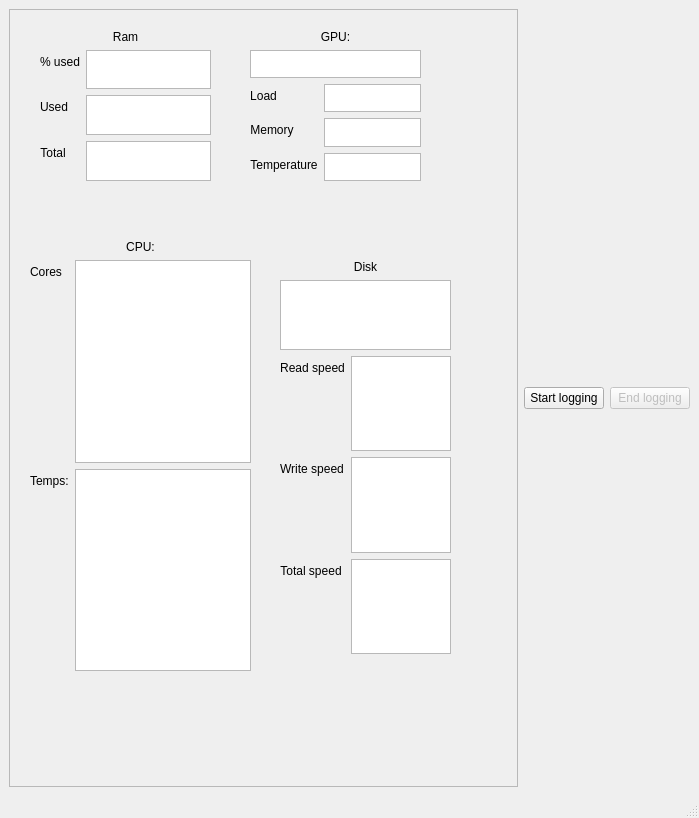
First picture: the form in gui.ui, repository Janders8/resource-monitor, before the edit.
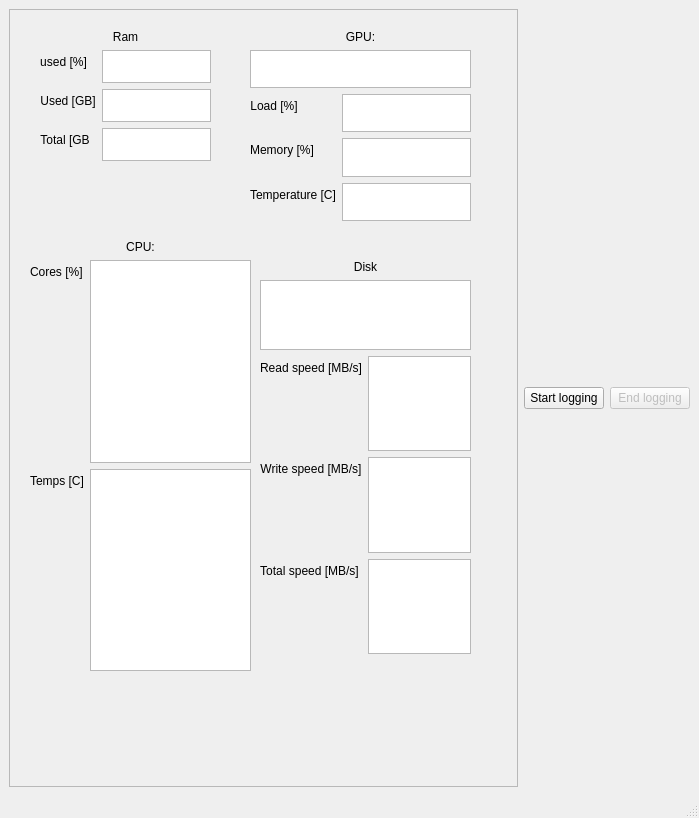
Second picture: the form after the edit.

Commit message: get back to measuring threads insted of core usage

The edit to the form file:
```diff
--- a/gui.ui
+++ b/gui.ui
@@ -45,7 +45,7 @@
          <item row="1" column="0">
           <widget class="QLabel" name="label_3">
            <property name="text">
-            <string>Cores</string>
+            <string>Cores [%]</string>
            </property>
           </widget>
          </item>
@@ -68,7 +68,7 @@
          <item row="2" column="0">
           <widget class="QLabel" name="label_7">
            <property name="text">
-            <string>Temps:</string>
+            <string>Temps [C]</string>
            </property>
           </widget>
          </item>
@@ -103,7 +103,7 @@
           <x>30</x>
           <y>20</y>
           <width>171</width>
-          <height>151</height>
+          <height>131</height>
          </rect>
         </property>
         <layout class="QFormLayout" name="formLayoutRam">
@@ -119,7 +119,7 @@
             <bool>false</bool>
            </property>
            <property name="text">
-            <string>Used</string>
+            <string>Used [GB]</string>
            </property>
            <property name="alignment">
             <set>Qt::AlignCenter</set>
@@ -132,7 +132,7 @@
             <bool>false</bool>
            </property>
            <property name="text">
-            <string>% used</string>
+            <string>used [%]</string>
            </property>
            <property name="alignment">
             <set>Qt::AlignCenter</set>
@@ -148,7 +148,7 @@
             <bool>false</bool>
            </property>
            <property name="text">
-            <string>Total</string>
+            <string>Total [GB</string>
            </property>
            <property name="alignment">
             <set>Qt::AlignCenter</set>
@@ -178,8 +178,8 @@
          <rect>
           <x>240</x>
           <y>20</y>
-          <width>171</width>
-          <height>151</height>
+          <width>221</width>
+          <height>191</height>
          </rect>
         </property>
         <layout class="QFormLayout" name="formLayoutGpu">
@@ -195,7 +195,7 @@
             <bool>false</bool>
            </property>
            <property name="text">
-            <string>Load</string>
+            <string>Load [%]</string>
            </property>
            <property name="alignment">
             <set>Qt::AlignCenter</set>
@@ -211,7 +211,7 @@
             <bool>false</bool>
            </property>
            <property name="text">
-            <string>Memory</string>
+            <string>Memory [%]</string>
            </property>
            <property name="alignment">
             <set>Qt::AlignCenter</set>
@@ -227,7 +227,7 @@
             <bool>false</bool>
            </property>
            <property name="text">
-            <string>Temperature</string>
+            <string>Temperature [C]</string>
            </property>
            <property name="alignment">
             <set>Qt::AlignCenter</set>
@@ -255,9 +255,9 @@
        <widget class="QWidget" name="formLayoutWidget_3">
         <property name="geometry">
          <rect>
-          <x>270</x>
+          <x>250</x>
           <y>250</y>
-          <width>171</width>
+          <width>211</width>
           <height>394</height>
          </rect>
         </property>
@@ -281,7 +281,7 @@
             <bool>false</bool>
            </property>
            <property name="text">
-            <string>Read speed</string>
+            <string>Read speed [MB/s]</string>
            </property>
            <property name="alignment">
             <set>Qt::AlignCenter</set>
@@ -297,7 +297,7 @@
             <bool>false</bool>
            </property>
            <property name="text">
-            <string>Write speed</string>
+            <string>Write speed [MB/s]</string>
            </property>
            <property name="alignment">
             <set>Qt::AlignCenter</set>
@@ -313,7 +313,7 @@
             <bool>false</bool>
            </property>
            <property name="text">
-            <string>Total speed</string>
+            <string>Total speed [MB/s]</string>
            </property>
            <property name="alignment">
             <set>Qt::AlignCenter</set>
```
The commit also changes 4 other files.
